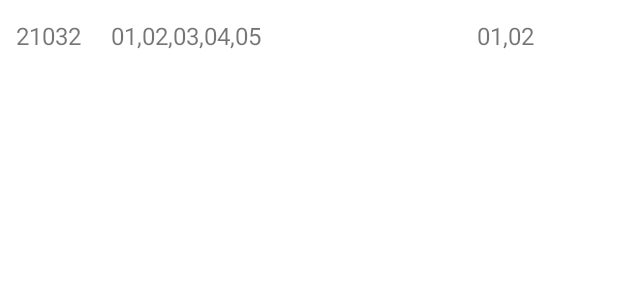
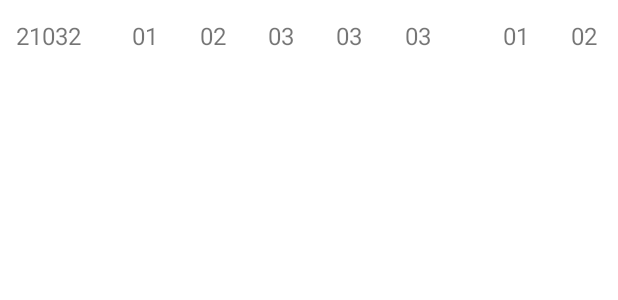
Before and after one commit to caixiaoxu/SuperLotto, an Android app: the layout history_item_history.xml on its own in the app's theme, with its tools: preview values and no code run, on a phone screen of 412 x 824 dp. Shown: the top 300 px of the screen. Run offline under Robolectric (Android 15) with nearby library versions, the phone set to English and light mode, and no system bars.

Commit message:
保存本次操作

```diff
--- a/historyLotto/src/main/res/layout/history_item_history.xml
+++ b/historyLotto/src/main/res/layout/history_item_history.xml
@@ -25,29 +25,76 @@
             tools:text="21032" />
 
         <TextView
-            android:id="@+id/history_tv_item_history_before_lottery"
+            android:id="@+id/history_tv_item_history_before_num1"
             android:layout_width="0dp"
             android:layout_height="match_parent"
-            android:gravity="start|center_vertical"
-            android:paddingStart="10dp"
+            android:layout_marginStart="10dp"
+            android:gravity="center"
             android:textSize="16sp"
-            app:layout_constraintEnd_toStartOf="@id/history_tv_item_history_after_lottery"
-            app:layout_constraintHorizontal_weight="2.5"
+            app:layout_constraintEnd_toStartOf="@id/history_tv_item_history_before_num2"
             app:layout_constraintStart_toEndOf="@id/history_tv_item_history_nper"
-            tools:text="01,02,03,04,05" />
+            tools:text="01" />
 
         <TextView
-            android:id="@+id/history_tv_item_history_after_lottery"
+            android:id="@+id/history_tv_item_history_before_num2"
+            android:layout_width="0dp"
+            android:layout_height="match_parent"
+            android:gravity="center"
+            android:textSize="16sp"
+            app:layout_constraintEnd_toStartOf="@id/history_tv_item_history_before_num3"
+            app:layout_constraintStart_toEndOf="@id/history_tv_item_history_before_num1"
+            tools:text="02" />
+
+        <TextView
+            android:id="@+id/history_tv_item_history_before_num3"
+            android:layout_width="0dp"
+            android:layout_height="match_parent"
+            android:gravity="center"
+            android:textSize="16sp"
+            app:layout_constraintEnd_toStartOf="@id/history_tv_item_history_before_num4"
+            app:layout_constraintStart_toEndOf="@id/history_tv_item_history_before_num2"
+            tools:text="03" />
+
+        <TextView
+            android:id="@+id/history_tv_item_history_before_num4"
+            android:layout_width="0dp"
+            android:layout_height="match_parent"
+            android:gravity="center"
+            android:textSize="16sp"
+            app:layout_constraintEnd_toStartOf="@id/history_tv_item_history_before_num5"
+            app:layout_constraintStart_toEndOf="@id/history_tv_item_history_before_num3"
+            tools:text="03" />
+
+        <TextView
+            android:id="@+id/history_tv_item_history_before_num5"
+            android:layout_width="0dp"
+            android:layout_height="match_parent"
+            android:gravity="center"
+            android:textSize="16sp"
+            app:layout_constraintEnd_toStartOf="@id/history_tv_item_history_after_num1"
+            app:layout_constraintStart_toEndOf="@id/history_tv_item_history_before_num4"
+            tools:text="03" />
+
+        <TextView
+            android:id="@+id/history_tv_item_history_after_num1"
             android:layout_width="0dp"
             android:layout_height="match_parent"
             android:layout_marginStart="20dp"
-            android:gravity="start|center_vertical"
-            android:paddingEnd="10dp"
+            android:gravity="center"
+            android:textSize="16sp"
+            app:layout_constraintEnd_toStartOf="@id/history_tv_item_history_after_num2"
+            app:layout_constraintStart_toEndOf="@id/history_tv_item_history_before_num5"
+            tools:text="01" />
+
+        <TextView
+            android:id="@+id/history_tv_item_history_after_num2"
+            android:layout_width="0dp"
+            android:layout_height="match_parent"
+            android:gravity="center"
             android:textSize="16sp"
             app:layout_constraintEnd_toEndOf="parent"
-            app:layout_constraintHorizontal_weight="1"
-            app:layout_constraintStart_toEndOf="@id/history_tv_item_history_before_lottery"
-            tools:text="01,02" />
+            app:layout_constraintStart_toEndOf="@id/history_tv_item_history_after_num1"
+            tools:text="02" />
 
     </androidx.constraintlayout.widget.ConstraintLayout>
 </layout>
```
Also changed, not shown: historyLotto/src/main/java/com/lsy/historylotto/adapter/HistoryAdapter.kt (+29 -10 lines).
